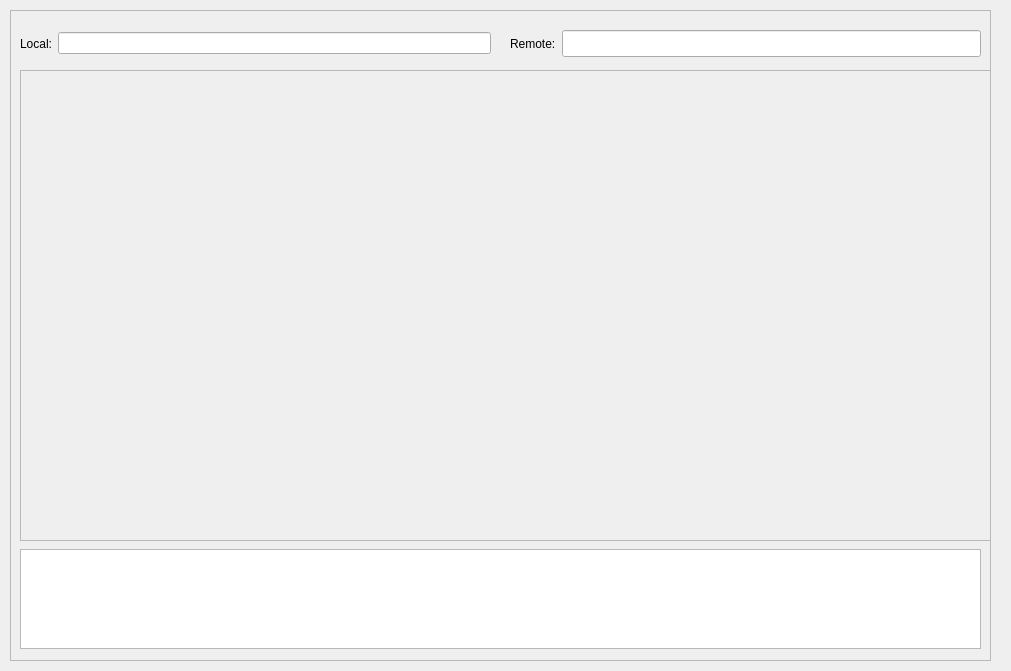
Old version of the form Client/helicalsftpdialog.ui in the repository clockworkengineer/Helical.
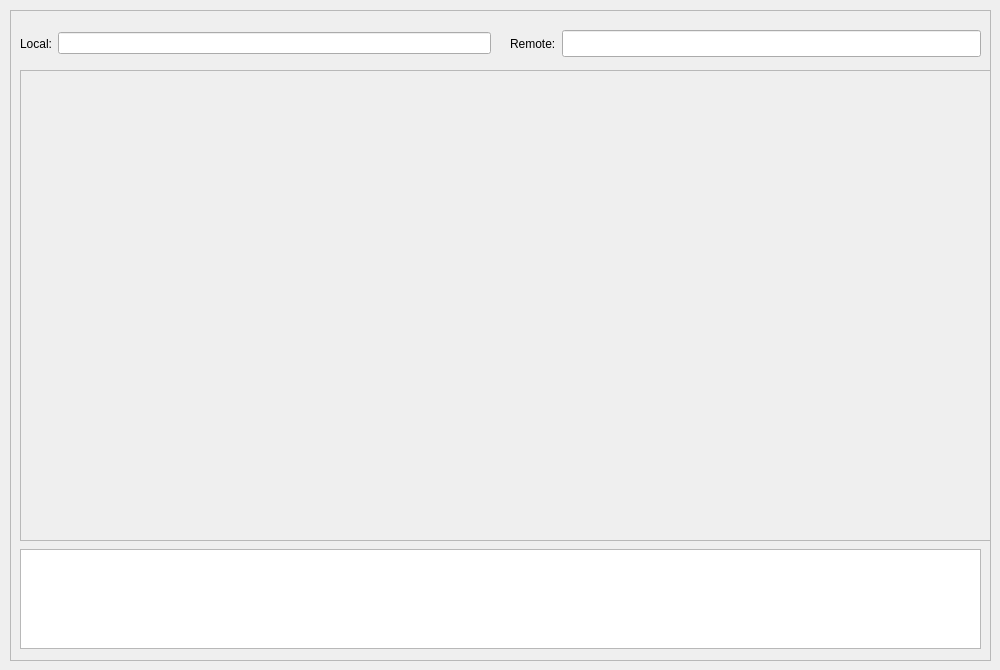
New version of the form.

```diff
--- a/Client/helicalsftpdialog.ui
+++ b/Client/helicalsftpdialog.ui
@@ -6,10 +6,28 @@
    <rect>
     <x>0</x>
     <y>0</y>
-    <width>1011</width>
-    <height>671</height>
+    <width>1000</width>
+    <height>670</height>
    </rect>
   </property>
+  <property name="sizePolicy">
+   <sizepolicy hsizetype="Fixed" vsizetype="Fixed">
+    <horstretch>0</horstretch>
+    <verstretch>0</verstretch>
+   </sizepolicy>
+  </property>
+  <property name="minimumSize">
+   <size>
+    <width>1000</width>
+    <height>670</height>
+   </size>
+  </property>
+  <property name="maximumSize">
+   <size>
+    <width>1000</width>
+    <height>670</height>
+   </size>
+  </property>
   <property name="windowTitle">
    <string>Dialog</string>
   </property>
```
Left out of the diff: 2 changed lines with no effect on the pictures.
